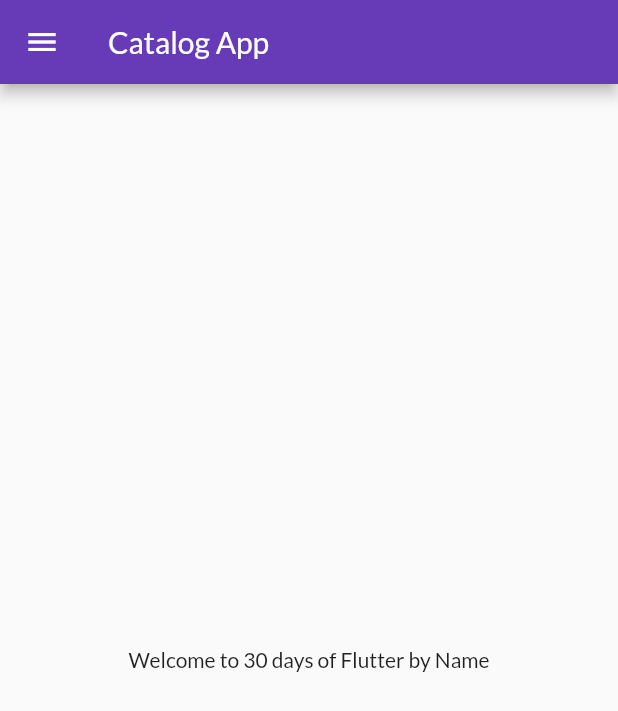
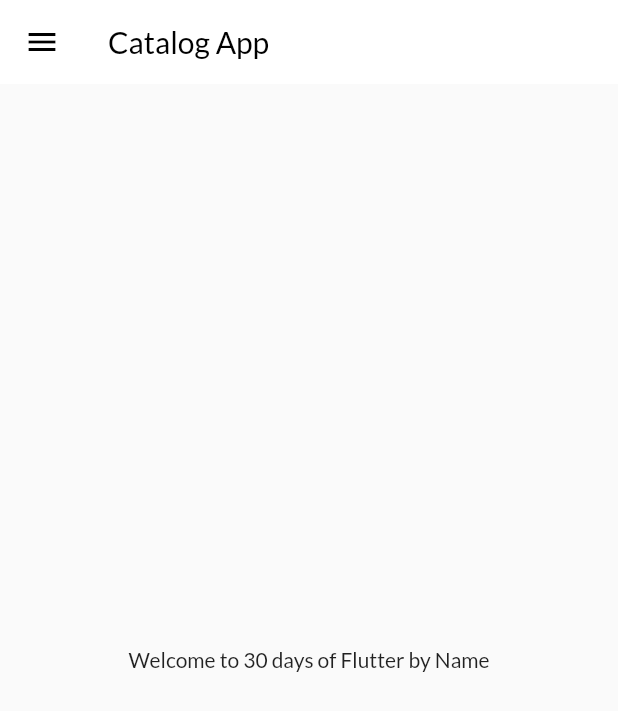
Before and after one commit to Sanjay-V-Nair/FirstApp, a Flutter app: the screen it shows after launch, on a phone screen of 412 x 824 dp. Shown: the top 711 px of the screen. Run offline on Flutter 3.47's test engine with Material 2 defaults, Android fonts, the phone set to English and light mode, and no system bars; our stand-ins replace google_fonts.

Commit message:
Theme file added

```diff
--- a/lib/Pages/home.dart
+++ b/lib/Pages/home.dart
@@ -9,7 +9,13 @@ class Homepage extends StatelessWidget {
   Widget build(BuildContext context) {
     return Scaffold(
       appBar: AppBar(
-        title: Text('Catalog App'),
+        // backgroundColor: Colors.white,
+        // elevation: 0.0,
+        iconTheme: IconThemeData(color: Colors.black),
+        title: Text(
+          'Catalog App',
+          style: TextStyle(color: Colors.black),
+        ),
       ),
       body: Center(
         child: Container(
--- a/lib/main.dart
+++ b/lib/main.dart
@@ -4,6 +4,7 @@ import 'package:project/Pages/home.dart';
 import 'package:project/Pages/login_page.dart';
 import 'package:google_fonts/google_fonts.dart';
 import 'package:project/utils/routes.dart';
+import 'widgets/themes.dart';
 
 void main() {
   runApp(MyApp());
@@ -25,12 +26,8 @@ class MyApp extends StatelessWidget {
     return MaterialApp(
       // home: Homepage(),
       themeMode: ThemeMode.light,
-      theme: ThemeData(
-        primarySwatch: Colors.deepPurple,
-        fontFamily: GoogleFonts.lato().fontFamily,
-        // primaryTextTheme: GoogleFonts.latoTextTheme(),
-      ),
-      darkTheme: ThemeData(brightness: Brightness.dark),
+      theme: MyTheme.lightTheme(context),
+      darkTheme: MyTheme.darkTheme(context),
       debugShowCheckedModeBanner: false,
       initialRoute: MyRoutes.homeRoute,
       routes: {
--- /dev/null
+++ b/lib/widgets/themes.dart
@@ -0,0 +1,22 @@
+import 'package:flutter/material.dart';
+import 'package:google_fonts/google_fonts.dart';
+
+class MyTheme {
+  static ThemeData lightTheme(BuildContext context) => ThemeData(
+        primarySwatch: Colors.deepPurple,
+        fontFamily: GoogleFonts.lato().fontFamily,
+        // ignore: prefer_const_constructors
+        appBarTheme: AppBarTheme(
+          color: Colors.white,
+          elevation: 0.0,
+          iconTheme: IconThemeData(color: Colors.black),
+          // textTheme: Theme.of(context).textTheme, ===>> NO MORE AVAILABE IN FLUTTER
+        ),
+        // primaryTextTheme: GoogleFonts.latoTextTheme(),
+      );
+
+  static ThemeData darkTheme(BuildContext context) => ThemeData(
+        brightness: Brightness.dark,
+        // primaryTextTheme: GoogleFonts.latoTextTheme(),
+      );
+}
```
